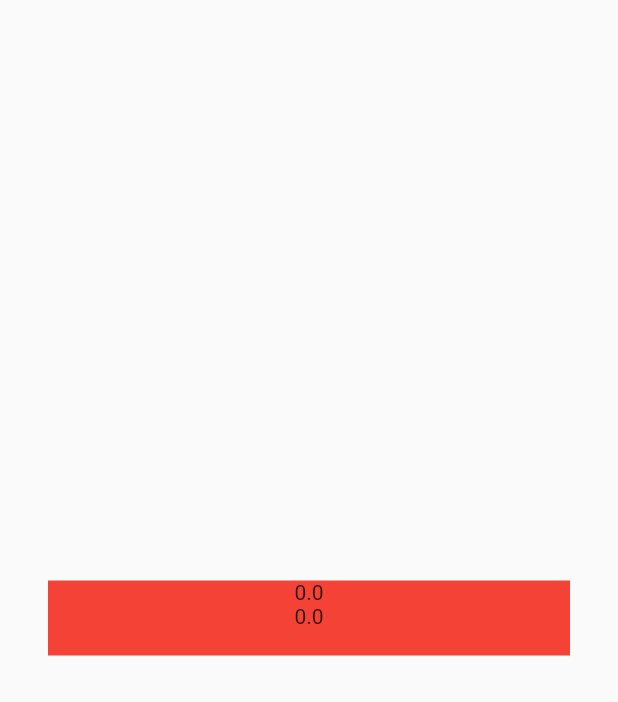
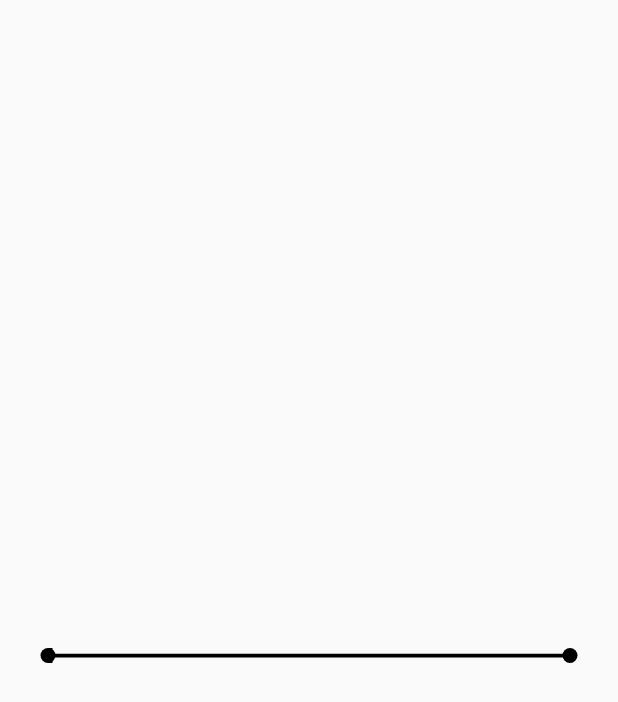
Before and after one commit to funwithflutter/flutter-wave-slider-example, a Flutter app: the screen it shows after launch, on a phone screen of 412 x 824 dp. Shown: the top 702 px of the screen. Run offline on Flutter 3.47's test engine with Material 2 defaults, Android fonts, the phone set to English and light mode, and no system bars.

Commit message:
Part 2: Paint

```diff
--- /dev/null
+++ b/lib/wave_painter.dart
@@ -0,0 +1,53 @@
+import 'package:flutter/material.dart';
+
+class WavePainter extends CustomPainter {
+  final double sliderPosition;
+  final double dragPercentage;
+
+  final Color color;
+
+  final Paint wavePainter;
+  final Paint fillPainter;
+
+  WavePainter(
+      {@required this.sliderPosition,
+      @required this.dragPercentage,
+      @required this.color})
+      : wavePainter = Paint()
+          ..color = color
+          ..style = PaintingStyle.stroke
+          ..strokeWidth = 2.5,
+        fillPainter = Paint()
+          ..color = color
+          ..style = PaintingStyle.fill;
+
+  @override
+  void paint(Canvas canvas, Size size) {
+    _paintAnchors(canvas, size);
+    _paintLine(canvas, size);
+    _paintBlock(canvas, size);
+  }
+
+  _paintAnchors(Canvas canvas, Size size) {
+    canvas.drawCircle(Offset(0.0, size.height), 5.0, fillPainter);
+    canvas.drawCircle(Offset(size.width, size.height), 5.0, fillPainter);
+  }
+
+  _paintLine(Canvas canvas, Size size) {
+    Path path = Path();
+    path.moveTo(0.0, size.height);
+    path.lineTo(size.width, size.height);
+    canvas.drawPath(path, wavePainter);
+  }
+
+  _paintBlock(Canvas canvas, Size size) {
+    Rect sliderRect =
+        Offset(sliderPosition, size.height - 5.0) & Size(3.0, 10.0);
+    canvas.drawRect(sliderRect, fillPainter);
+  }
+
+  @override
+  bool shouldRepaint(CustomPainter oldDelegate) {
+    return true;
+  }
+}
--- a/lib/wave_slider.dart
+++ b/lib/wave_slider.dart
@@ -1,12 +1,16 @@
 import 'package:flutter/material.dart';
+import 'package:wave_slider/wave_painter.dart';
 
 class WaveSlider extends StatefulWidget {
   final double sliderWidth;
   final double sliderHeight;
 
+  final Color color;
+
   WaveSlider({
     this.sliderWidth = 350.0,
     this.sliderHeight = 50.0,
+    this.color = Colors.black,
   });
 
   @override
@@ -53,15 +57,16 @@ class _WaveSliderState extends State<WaveSlider> {
   Widget build(BuildContext context) {
     return GestureDetector(
       child: Container(
-          width: widget.sliderWidth,
-          height: widget.sliderHeight,
-          color: Colors.red,
-          child: Column(
-            children: <Widget>[
-              Text(_dragPosition.toString()),
-              Text(_dragPercentage.toString()),
-            ],
-          )),
+        width: widget.sliderWidth,
+        height: widget.sliderHeight,
+        child: CustomPaint(
+          painter: WavePainter(
+            color: widget.color,
+            sliderPosition: _dragPosition,
+            dragPercentage: _dragPercentage,
+          ),
+        ),
+      ),
       onHorizontalDragStart: (DragStartDetails start) =>
           _onDragStart(context, start),
       onHorizontalDragUpdate: (DragUpdateDetails update) =>
```
